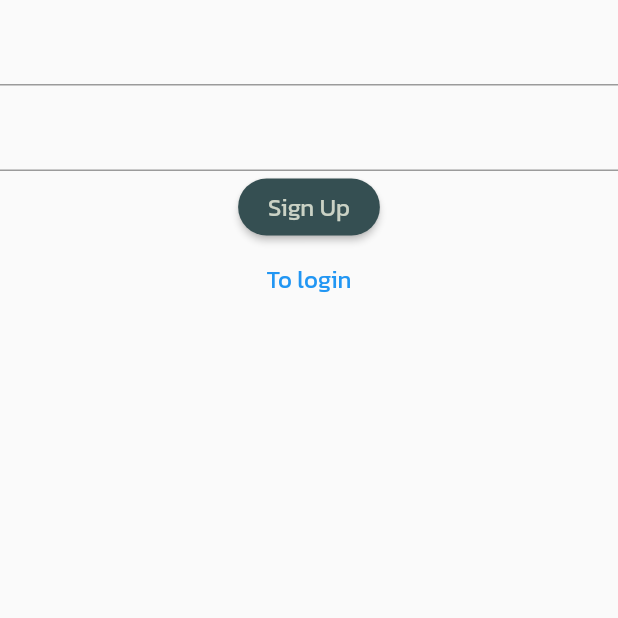
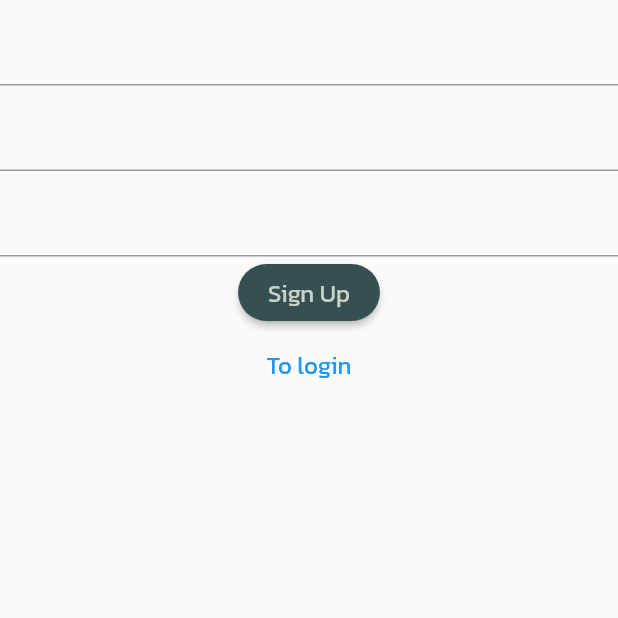
Before and after one commit to KidNeKit/Planner, a Flutter app: the screen it shows after launch, after a tap on "To registration", on a phone screen of 412 x 824 dp, the top half of it. Run offline on Flutter 3.47's test engine with Material 2 defaults, Android fonts, the phone set to English and light mode, and no system bars; our stand-ins replace cloud_firestore, equatable, firebase_auth, firebase_core, flutter_bloc, percent_indicator; accounts and stored records are empty; network calls fail.

```diff
--- a/lib/blocs/auth/auth_bloc.dart
+++ b/lib/blocs/auth/auth_bloc.dart
@@ -24,7 +24,6 @@ class AuthBloc extends Bloc<AuthEvent, AuthState> {
       log('Receiving firebase user in listener: $firebaseUser');
       add(UserChanged(firebaseUser));
     });
-    log('created subscription');
   }
 
   void onUserChanged(UserChanged event, Emitter<AuthState> emit) {
@@ -35,7 +34,9 @@ class AuthBloc extends Bloc<AuthEvent, AuthState> {
     }
   }
 
-  void onLogoutRequested(LogoutRequested event, Emitter<AuthState> emit) {}
+  void onLogoutRequested(LogoutRequested event, Emitter<AuthState> emit) {
+    _authRepository.signOut();
+  }
 
   @override
   Future<void> close() {
--- a/lib/cubits/login/login_cubit.dart
+++ b/lib/cubits/login/login_cubit.dart
@@ -1,5 +1,3 @@
-import 'dart:developer';
-
 import 'package:equatable/equatable.dart';
 import 'package:flutter_bloc/flutter_bloc.dart';
 
@@ -23,7 +21,6 @@ class LoginCubit extends Cubit<LoginState> {
   }
 
   void signInWithEmailAndPassword() {
-    log('Current login state: $state');
     _authRepository.signInWithEmailAndPassword(state.email, state.password);
   }
 }
--- a/lib/main.dart
+++ b/lib/main.dart
@@ -8,7 +8,7 @@ import 'blocs/day_plans/day_plans_bloc.dart';
 import 'repositories/auth_repository.dart';
 import 'resources/themes.dart';
 import 'router/app_router.dart';
-import 'view/login_screen/login_screen.dart';
+import 'view/splash_screen/splash_screen.dart';
 
 void main() async {
   WidgetsFlutterBinding.ensureInitialized();
@@ -43,7 +43,7 @@ class PlannerApp extends StatelessWidget {
         child: MaterialApp(
           theme: baseTheme,
           onGenerateRoute: _appRouter.onGenerateRoute,
-          initialRoute: LoginScreen.routeName,
+          initialRoute: SplashScreen.routeName,
         ),
       ),
     );
--- a/lib/resources/themes.dart
+++ b/lib/resources/themes.dart
@@ -42,8 +42,8 @@ TextStyle bodyMedium = TextStyle(
   fontWeight: FontWeight.bold,
 );
 
-TextStyle bodySmall = TextStyle(
-  color: darkColor,
+TextStyle bodySmall = const TextStyle(
+  color: Colors.white,
   fontSize: 30,
   fontWeight: FontWeight.bold,
 );
--- a/lib/router/app_router.dart
+++ b/lib/router/app_router.dart
@@ -1,14 +1,15 @@
-import 'dart:developer';
-
 import 'package:flutter/material.dart';
 
 import '../view/login_screen/login_screen.dart';
 import '../view/navigation_screen/navigation_screen.dart';
 import '../view/registration_screen/registration_screen.dart';
+import '../view/splash_screen/splash_screen.dart';
 
 class AppRouter {
   Route? onGenerateRoute(RouteSettings settings) {
     switch (settings.name) {
+      case SplashScreen.routeName:
+        return SplashScreen.getRoute();
       case NavigationScreen.routeName:
         return NavigationScreen.getRoute();
       case LoginScreen.routeName:
--- a/lib/view/login_screen/login_screen.dart
+++ b/lib/view/login_screen/login_screen.dart
@@ -4,6 +4,7 @@ import 'package:flutter_bloc/flutter_bloc.dart';
 import '../../blocs/auth/auth_bloc.dart';
 import '../../cubits/login/login_cubit.dart';
 import '../../repositories/auth_repository.dart';
+import '../navigation_screen/navigation_screen.dart';
 import '../registration_screen/registration_screen.dart';
 
 class LoginScreen extends StatelessWidget {
@@ -54,7 +55,15 @@ class LoginScreen extends StatelessWidget {
       builder: (context) => BlocProvider(
         create: (context) =>
             LoginCubit(authRepository: context.read<AuthRepository>()),
-        child: const LoginScreen(),
+        child: BlocListener<AuthBloc, AuthState>(
+          listener: (context, state) {
+            if (state.user != null) {
+              Navigator.of(context)
+                  .pushReplacementNamed(NavigationScreen.routeName);
+            }
+          },
+          child: const LoginScreen(),
+        ),
       ),
     );
   }
--- a/lib/view/navigation_screen/navigation_screen.dart
+++ b/lib/view/navigation_screen/navigation_screen.dart
@@ -1,13 +1,14 @@
 import 'package:flutter/material.dart';
 import 'package:flutter_bloc/flutter_bloc.dart';
 
+import '../../blocs/auth/auth_bloc.dart';
 import '../../cubits/navigation/navigation_cubit.dart';
 import '../day_plans_screen/day_plans_screen.dart';
 import '../home_screen/home_screen.dart';
 import 'components/bottom_bar.dart';
 
 class NavigationScreen extends StatelessWidget {
-  static const String routeName = 'navigator';
+  static const String routeName = '/navigator';
   static List<Widget> screens = const [
     HomeScreen(),
     DayPlansScreen(),
@@ -17,6 +18,7 @@ class NavigationScreen extends StatelessWidget {
 
   @override
   Widget build(BuildContext context) {
+    context.read<AuthBloc>().add(LogoutRequested());
     return BlocBuilder<NavigationCubit, NavigationState>(
       builder: (context, state) {
         return Scaffold(
--- a/lib/view/registration_screen/registration_screen.dart
+++ b/lib/view/registration_screen/registration_screen.dart
@@ -1,9 +1,12 @@
 import 'package:flutter/material.dart';
 import 'package:flutter_bloc/flutter_bloc.dart';
 
+import '../../blocs/auth/auth_bloc.dart';
 import '../../cubits/registration/registration_cubit.dart';
+import '../../models/enum/operation_status.dart';
 import '../../repositories/auth_repository.dart';
 import '../login_screen/login_screen.dart';
+import '../navigation_screen/navigation_screen.dart';
 
 class RegistrationScreen extends StatelessWidget {
   static const String routeName = '/registration';
@@ -33,10 +36,29 @@ class RegistrationScreen extends StatelessWidget {
               );
             },
           ),
-          ElevatedButton(
-            onPressed: () =>
-                context.read<RegistrationCubit>().signUpWithEmailAndPassword(),
-            child: const Text('Sign Up'),
+          BlocBuilder<RegistrationCubit, RegistrationState>(
+            buildWhen: (previous, current) =>
+                previous.username != current.username,
+            builder: (context, state) {
+              return TextField(
+                onChanged: (value) =>
+                    context.read<RegistrationCubit>().changeUsername(value),
+              );
+            },
+          ),
+          BlocBuilder<RegistrationCubit, RegistrationState>(
+            buildWhen: (previous, current) => previous.status != current.status,
+            builder: (context, state) {
+              if (state.status == OperationStatus.loading) {
+                return const CircularProgressIndicator();
+              }
+              return ElevatedButton(
+                onPressed: () => context
+                    .read<RegistrationCubit>()
+                    .signUpWithEmailAndPassword(),
+                child: const Text('Sign Up'),
+              );
+            },
           ),
           TextButton(
             onPressed: () =>
@@ -53,7 +75,15 @@ class RegistrationScreen extends StatelessWidget {
       builder: (context) => BlocProvider(
         create: (context) =>
             RegistrationCubit(authRepository: context.read<AuthRepository>()),
-        child: const RegistrationScreen(),
+        child: BlocListener<AuthBloc, AuthState>(
+          listener: (context, state) {
+            if (state.user != null) {
+              Navigator.of(context)
+                  .pushReplacementNamed(NavigationScreen.routeName);
+            }
+          },
+          child: const RegistrationScreen(),
+        ),
       ),
     );
   }
--- /dev/null
+++ b/lib/view/splash_screen/splash_screen.dart
@@ -0,0 +1,45 @@
+import 'dart:developer';
+
+import 'package:flutter/material.dart';
+import 'package:flutter_bloc/flutter_bloc.dart';
+
+import '../../blocs/auth/auth_bloc.dart';
+import '../login_screen/login_screen.dart';
+import '../navigation_screen/navigation_screen.dart';
+
+class SplashScreen extends StatelessWidget {
+  static const String routeName = '/splash';
+  const SplashScreen({super.key});
+
+  @override
+  Widget build(BuildContext context) {
+    return BlocListener<AuthBloc, AuthState>(
+      listener: (context, state) {
+        log('listener got state: $state');
+        if (state.user == null) {
+          Navigator.of(context).pushReplacementNamed(LoginScreen.routeName);
+        } else {
+          Navigator.of(context)
+              .pushReplacementNamed(NavigationScreen.routeName);
+        }
+      },
+      child: Scaffold(
+        body: Container(
+          color: Theme.of(context).primaryColor,
+          child: Center(
+            child: Text(
+              'Splash',
+              style: Theme.of(context).textTheme.bodySmall,
+            ),
+          ),
+        ),
+      ),
+    );
+  }
+
+  static MaterialPageRoute getRoute() {
+    return MaterialPageRoute(
+      builder: (context) => const SplashScreen(),
+    );
+  }
+}
```
Also changed, not shown: lib/cubits/registration/registration_cubit.dart (+14 -3 lines), lib/models/custom_user.dart (added, +13 -0 lines), lib/repositories/auth_repository.dart (+31 -7 lines).
